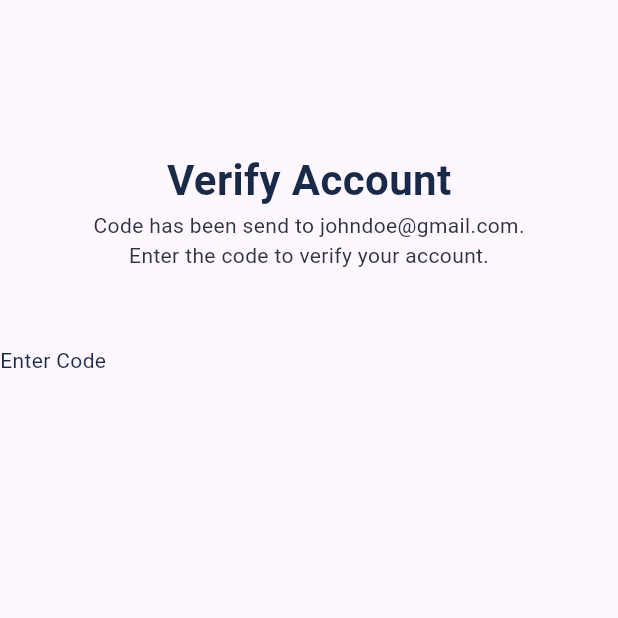
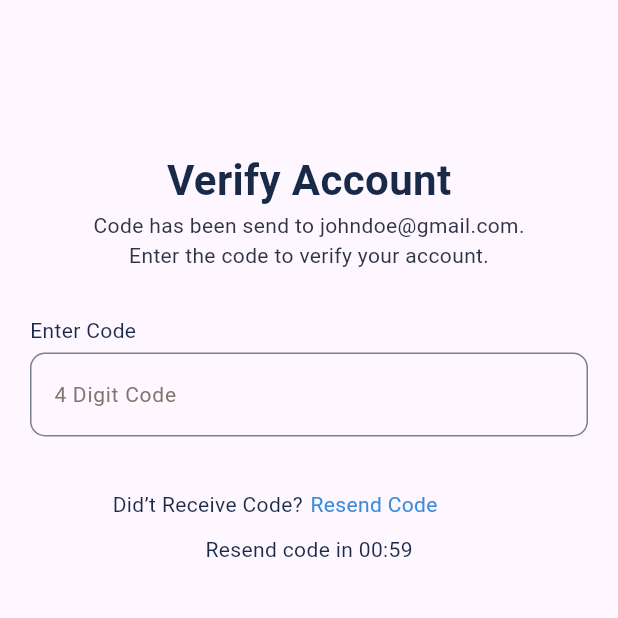
Before and after one commit to rifatalam26/plumber_tech, a Flutter app: the screen it shows after launch, on a phone screen of 412 x 824 dp, the top half of it. Run offline on Flutter 3.47's test engine with Material 3 defaults, Android fonts, the phone set to English and light mode, and no system bars.

Commit message:
Verify Account Screen

```diff
--- a/lib/View/Customer Registration Screen/verify_account_screen.dart
+++ b/lib/View/Customer Registration Screen/verify_account_screen.dart
@@ -34,16 +34,66 @@ class _VerifyAccountScreenState extends State<VerifyAccountScreen> {
                 style: TextStyle(fontSize: 14, color: Color(0xff2D3444)),
               ),
               SizedBox(
-                height: 50,
+                height: 30,
               ),
               Row(
                 children: [
+                  SizedBox(
+                    width: 20,
+                  ),
                   Text(
                     "Enter Code",
                     style: TextStyle(fontSize: 14, color: Color(0xff192A48)),
                   ),
                 ],
-              )
+              ),
+              SizedBox(
+                height: 5,
+              ),
+              Padding(
+                padding: EdgeInsets.only(left: 20, right: 20),
+                child: TextField(
+                  decoration: InputDecoration(
+                    hintText: "4 Digit Code",
+                    hintStyle:
+                        TextStyle(color: Color(0xff7F756B), fontSize: 14),
+                    enabledBorder: OutlineInputBorder(
+                        borderRadius: BorderRadius.all(Radius.circular(10)),
+                        borderSide: BorderSide(color: Color(0xff798090))),
+                    focusedBorder: OutlineInputBorder(
+                        borderRadius: BorderRadius.all(Radius.circular(10)),
+                        borderSide: BorderSide(color: Color(0xff798090))),
+                  ),
+                ),
+              ),
+              SizedBox(
+                height: 35,
+              ),
+              Row(
+                children: [
+                  SizedBox(
+                    width: 75,
+                  ),
+                  Text(
+                    "Did’t Receive Code?",
+                    style: TextStyle(fontSize: 14, color: Color(0xff192A48)),
+                  ),
+                  SizedBox(
+                    width: 5,
+                  ),
+                  Text(
+                    "Resend Code",
+                    style: TextStyle(fontSize: 14, color: Color(0xff3B8CDB)),
+                  ),
+                ],
+              ),
+              SizedBox(
+                height: 10,
+              ),
+              Text(
+                "Resend code in 00:59",
+                style: TextStyle(fontSize: 14, color: Color(0xff192A48)),
+              ),
             ],
           ),
         ),
```
